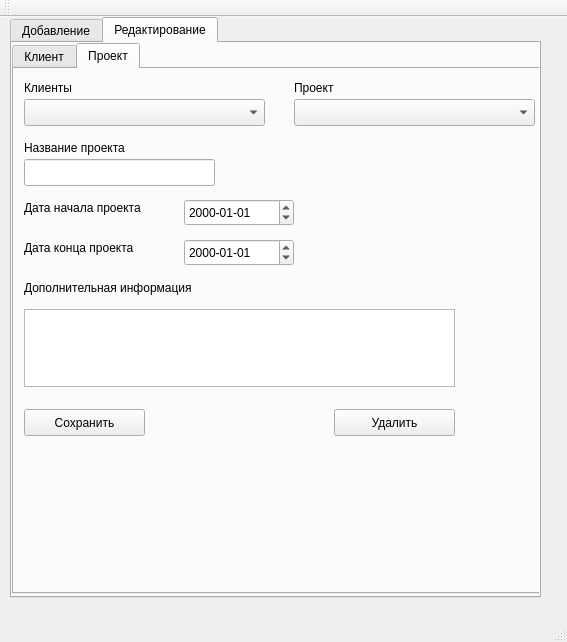
Qt form mainwindow.ui (4ukuta/maxcrm) before a commit.
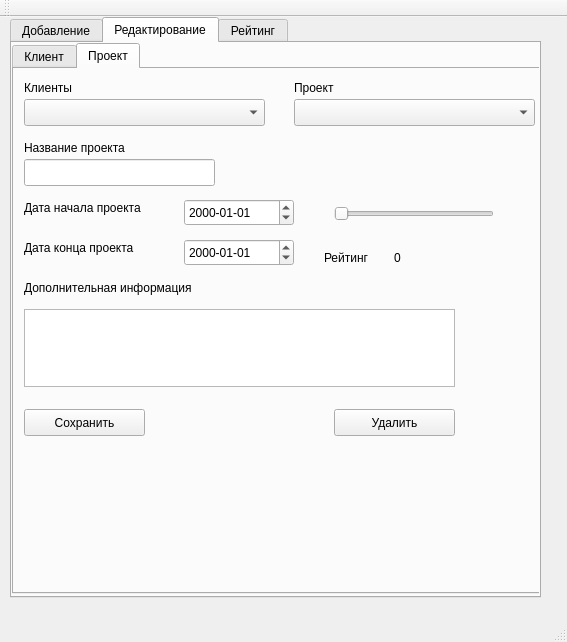
The same form after that commit. The open tabs and pages were chosen to show the change.

```diff
--- a/mainwindow.ui
+++ b/mainwindow.ui
@@ -585,9 +585,76 @@
          <string>Проект</string>
         </property>
        </widget>
+       <widget class="QSlider" name="horizontalSlider">
+        <property name="geometry">
+         <rect>
+          <x>320</x>
+          <y>130</y>
+          <width>160</width>
+          <height>29</height>
+         </rect>
+        </property>
+        <property name="maximum">
+         <number>5</number>
+        </property>
+        <property name="orientation">
+         <enum>Qt::Horizontal</enum>
+        </property>
+       </widget>
+       <widget class="QLabel" name="label_10">
+        <property name="geometry">
+         <rect>
+          <x>310</x>
+          <y>180</y>
+          <width>67</width>
+          <height>17</height>
+         </rect>
+        </property>
+        <property name="text">
+         <string>Рейтинг</string>
+        </property>
+       </widget>
+       <widget class="QLabel" name="label_12">
+        <property name="geometry">
+         <rect>
+          <x>380</x>
+          <y>180</y>
+          <width>67</width>
+          <height>17</height>
+         </rect>
+        </property>
+        <property name="text">
+         <string>0</string>
+        </property>
+       </widget>
       </widget>
      </widget>
     </widget>
+    <widget class="QWidget" name="tab_5">
+     <attribute name="title">
+      <string>Рейтинг</string>
+     </attribute>
+     <widget class="QTableWidget" name="tableWidget">
+      <property name="geometry">
+       <rect>
+        <x>10</x>
+        <y>10</y>
+        <width>511</width>
+        <height>531</height>
+       </rect>
+      </property>
+      <column>
+       <property name="text">
+        <string>Имя клиента</string>
+       </property>
+      </column>
+      <column>
+       <property name="text">
+        <string>Рейтинг</string>
+       </property>
+      </column>
+     </widget>
+    </widget>
    </widget>
   </widget>
   <widget class="QMenuBar" name="menuBar">
```
Left out of the diff: 2 changed lines with no effect on the pictures.
